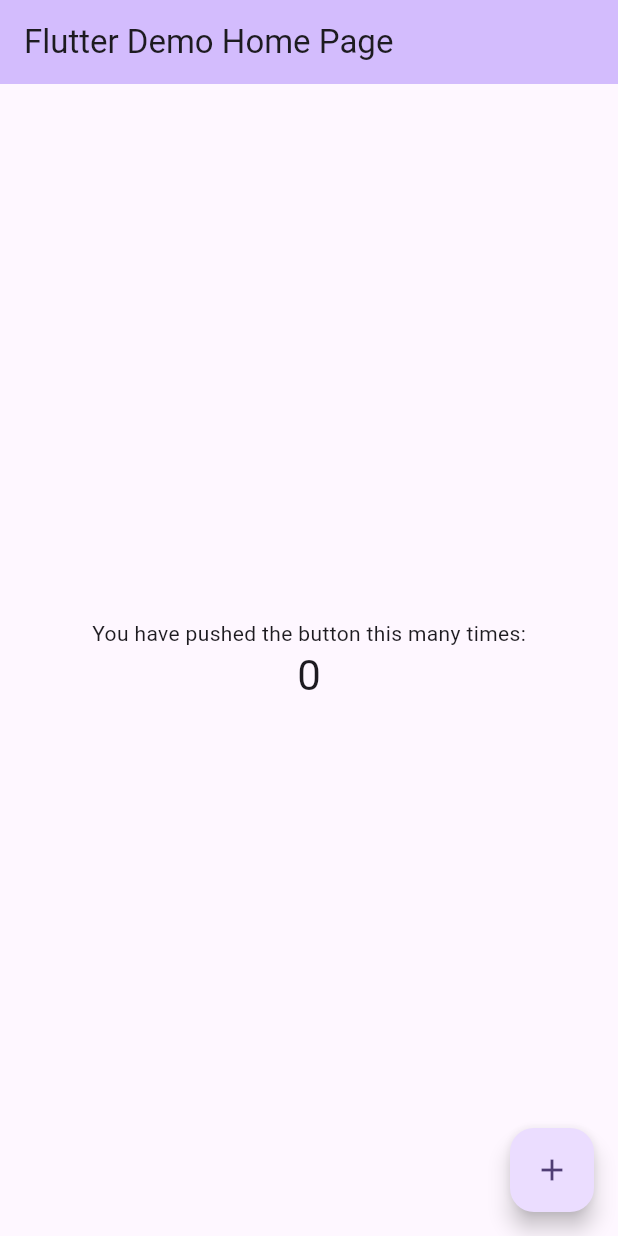
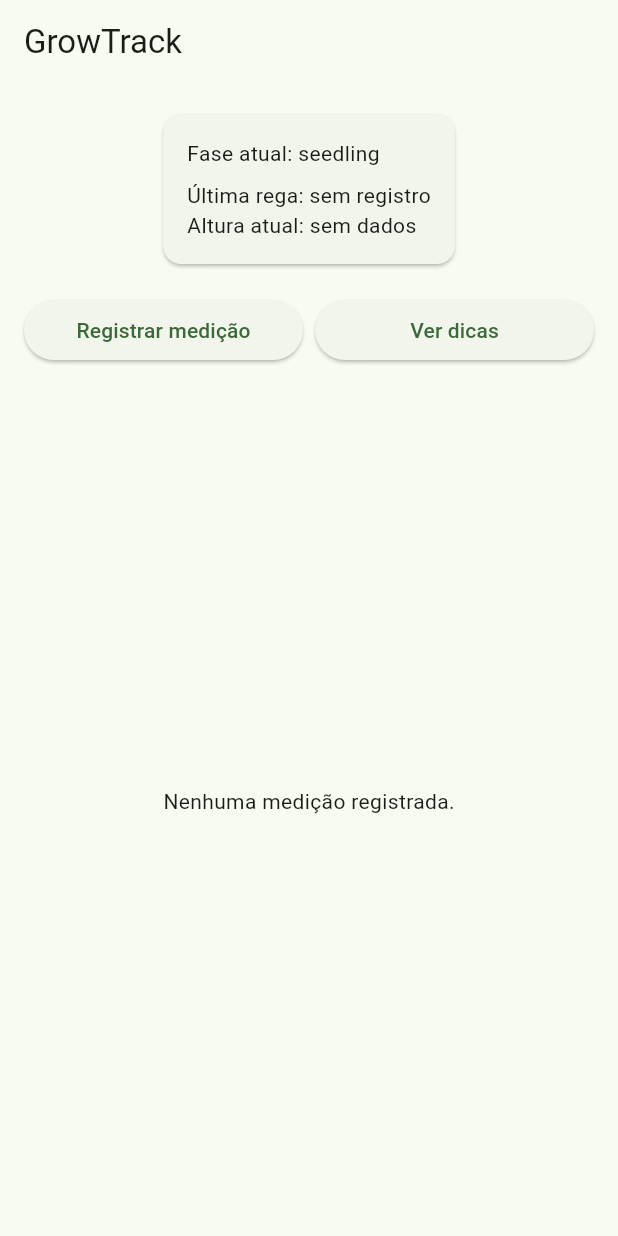
Before and after one commit to Zaicky1/growtrack, a Flutter app: the screen it shows after launch, on a phone screen of 412 x 824 dp. Run offline on Flutter 3.47's test engine with Material 3 defaults, Android fonts, the phone set to English and light mode, and no system bars.

Commit message:
Versão final do GrowTrack

```diff
--- a/lib/main.dart
+++ b/lib/main.dart
@@ -1,122 +1,22 @@
 import 'package:flutter/material.dart';
+import 'scenes/plantMonitoring/plant_monitoring_factory.dart';
 
 void main() {
-  runApp(const MyApp());
+  runApp(const GrowTrackApp());
 }
 
-class MyApp extends StatelessWidget {
-  const MyApp({super.key});
+class GrowTrackApp extends StatelessWidget {
+  const GrowTrackApp({super.key});
 
-  // This widget is the root of your application.
   @override
   Widget build(BuildContext context) {
     return MaterialApp(
-      title: 'Flutter Demo',
+      title: 'GrowTrack',
       theme: ThemeData(
-        // This is the theme of your application.
-        //
-        // TRY THIS: Try running your application with "flutter run". You'll see
-        // the application has a purple toolbar. Then, without quitting the app,
-        // try changing the seedColor in the colorScheme below to Colors.green
-        // and then invoke "hot reload" (save your changes or press the "hot
-        // reload" button in a Flutter-supported IDE, or press "r" if you used
-        // the command line to start the app).
-        //
-        // Notice that the counter didn't reset back to zero; the application
-        // state is not lost during the reload. To reset the state, use hot
-        // restart instead.
-        //
-        // This works for code too, not just values: Most code changes can be
-        // tested with just a hot reload.
-        colorScheme: .fromSeed(seedColor: Colors.deepPurple),
+        colorScheme: ColorScheme.fromSeed(seedColor: Colors.green),
+        useMaterial3: true,
       ),
-      home: const MyHomePage(title: 'Flutter Demo Home Page'),
+      home: PlantMonitoringFactory.make(),
     );
   }
 }
-
-class MyHomePage extends StatefulWidget {
-  const MyHomePage({super.key, required this.title});
-
-  // This widget is the home page of your application. It is stateful, meaning
-  // that it has a State object (defined below) that contains fields that affect
-  // how it looks.
-
-  // This class is the configuration for the state. It holds the values (in this
-  // case the title) provided by the parent (in this case the App widget) and
-  // used by the build method of the State. Fields in a Widget subclass are
-  // always marked "final".
-
-  final String title;
-
-  @override
-  State<MyHomePage> createState() => _MyHomePageState();
-}
-
-class _MyHomePageState extends State<MyHomePage> {
-  int _counter = 0;
-
-  void _incrementCounter() {
-    setState(() {
-      // This call to setState tells the Flutter framework that something has
-      // changed in this State, which causes it to rerun the build method below
-      // so that the display can reflect the updated values. If we changed
-      // _counter without calling setState(), then the build method would not be
-      // called again, and so nothing would appear to happen.
-      _counter++;
-    });
-  }
-
-  @override
-  Widget build(BuildContext context) {
-    // This method is rerun every time setState is called, for instance as done
-    // by the _incrementCounter method above.
-    //
-    // The Flutter framework has been optimized to make rerunning build methods
-    // fast, so that you can just rebuild anything that needs updating rather
-    // than having to individually change instances of widgets.
-    return Scaffold(
-      appBar: AppBar(
-        // TRY THIS: Try changing the color here to a specific color (to
-        // Colors.amber, perhaps?) and trigger a hot reload to see the AppBar
-        // change color while the other colors stay the same.
-        backgroundColor: Theme.of(context).colorScheme.inversePrimary,
-        // Here we take the value from the MyHomePage object that was created by
-        // the App.build method, and use it to set our appbar title.
-        title: Text(widget.title),
-      ),
-      body: Center(
-        // Center is a layout widget. It takes a single child and positions it
-        // in the middle of the parent.
-        child: Column(
-          // Column is also a layout widget. It takes a list of children and
-          // arranges them vertically. By default, it sizes itself to fit its
-          // children horizontally, and tries to be as tall as its parent.
-          //
-          // Column has various properties to control how it sizes itself and
-          // how it positions its children. Here we use mainAxisAlignment to
-          // center the children vertically; the main axis here is the vertical
-          // axis because Columns are vertical (the cross axis would be
-          // horizontal).
-          //
-          // TRY THIS: Invoke "debug painting" (choose the "Toggle Debug Paint"
-          // action in the IDE, or press "p" in the console), to see the
-          // wireframe for each widget.
-          mainAxisAlignment: .center,
-          children: [
-            const Text('You have pushed the button this many times:'),
-            Text(
-              '$_counter',
-              style: Theme.of(context).textTheme.headlineMedium,
-            ),
-          ],
-        ),
-      ),
-      floatingActionButton: FloatingActionButton(
-        onPressed: _incrementCounter,
-        tooltip: 'Increment',
-        child: const Icon(Icons.add),
-      ),
-    );
-  }
-}
--- /dev/null
+++ b/lib/scenes/plantMonitoring/plant_models.dart
@@ -0,0 +1,49 @@
+// teste
+
+enum PlantPhase {
+  seedling, // muda
+  vegetative,
+  flowering,
+  drying,
+}
+
+class PlantMeasurement {
+  final DateTime date;
+  final double heightCm;
+  final double temperature;
+  final double humidity;
+  final String notes;
+  final PlantPhase phase;
+  final bool watered;
+
+  PlantMeasurement({
+    required this.date,
+    required this.heightCm,
+    required this.temperature,
+    required this.humidity,
+    required this.notes,
+    required this.phase,
+    required this.watered,
+  });
+}
+
+class PlantStatus {
+  final PlantPhase currentPhase;
+  final DateTime? lastWatering;
+  final double? lastHeight;
+  final Duration? nextWateringIn;
+
+  PlantStatus({
+    required this.currentPhase,
+    required this.lastWatering,
+    required this.lastHeight,
+    required this.nextWateringIn,
+  });
+}
+
+class CareTip {
+  final String title;
+  final String description;
+
+  CareTip({required this.title, required this.description});
+}
--- /dev/null
+++ b/lib/scenes/plantMonitoring/plant_monitoring_factory.dart
@@ -0,0 +1,13 @@
+import 'package:flutter/widgets.dart';
+import 'plant_monitoring_service.dart';
+import 'plant_monitoring_view_model.dart';
+import 'plant_monitoring_view.dart';
+
+class PlantMonitoringFactory {
+  static Widget make() {
+    final service = PlantMonitoringServiceImpl();
+    final viewModel = PlantMonitoringViewModel(service);
+    viewModel.loadDashboard();
+    return PlantMonitoringView(viewModel: viewModel);
+  }
+}
--- /dev/null
+++ b/lib/scenes/plantMonitoring/plant_monitoring_view.dart
@@ -0,0 +1,145 @@
+import 'package:flutter/material.dart';
+import 'plant_monitoring_view_model.dart';
+import 'plant_monitoring_form_view.dart';
+import 'plant_models.dart';
+
+class PlantMonitoringView extends StatelessWidget {
+  final PlantMonitoringViewModel viewModel;
+
+  const PlantMonitoringView({super.key, required this.viewModel});
+
+  @override
+  Widget build(BuildContext context) {
+    return AnimatedBuilder(
+      animation: viewModel,
+      builder: (context, _) {
+        return Scaffold(
+          appBar: AppBar(title: const Text('GrowTrack')),
+          body: _buildBody(context),
+        );
+      },
+    );
+  }
+
+  Widget _buildBody(BuildContext context) {
+    final status = viewModel.status;
+
+    return Padding(
+      padding: const EdgeInsets.all(16),
+      child: Column(
+        children: [
+          if (status != null) _buildStatusCard(status),
+
+          const SizedBox(height: 16),
+
+          Row(
+            children: [
+              Expanded(
+                child: ElevatedButton(
+                  child: const Text('Registrar medição'),
+                  onPressed: () async {
+                    final result = await Navigator.push(
+                      context,
+                      MaterialPageRoute(
+                        builder: (_) =>
+                            PlantMeasurementFormView(viewModel: viewModel),
+                      ),
+                    );
+
+                    if (result != null) {
+                      await viewModel.addMeasurement(result);
+                    }
+                  },
+                ),
+              ),
+
+              const SizedBox(width: 8),
+
+              Expanded(
+                child: ElevatedButton(
+                  child: const Text('Ver dicas'),
+                  onPressed: () async {
+                    await viewModel.loadTipsForCurrentPhase();
+                    _showTipsDialog(context);
+                  },
+                ),
+              ),
+            ],
+          ),
+
+          const SizedBox(height: 16),
+
+          Expanded(child: _buildHistoryList()),
+        ],
+      ),
+    );
+  }
+
+  Widget _buildStatusCard(PlantStatus status) {
+    return Card(
+      child: Padding(
+        padding: const EdgeInsets.all(16),
+        child: Column(
+          crossAxisAlignment: CrossAxisAlignment.start,
+          children: [
+            Text('Fase atual: ${status.currentPhase.name}'),
+            const SizedBox(height: 8),
+            Text('Última rega: ${status.lastWatering ?? 'sem registro'}'),
+            Text('Altura atual: ${status.lastHeight ?? 'sem dados'}'),
+            if (status.nextWateringIn != null)
+              Text('Próxima rega em: ${status.nextWateringIn!.inHours} horas'),
+          ],
+        ),
+      ),
+    );
+  }
+
+  Widget _buildHistoryList() {
+    final items = viewModel.measurements;
+
+    if (items.isEmpty) {
+      return const Center(child: Text('Nenhuma medição registrada.'));
+    }
+
+    return ListView.builder(
+      itemCount: items.length,
+      itemBuilder: (_, i) {
+        final m = items[i];
+        return ListTile(
+          title: Text('${m.heightCm} cm - ${m.temperature}°C'),
+          subtitle: Text(m.date.toString()),
+          trailing: Icon(
+            m.watered ? Icons.water_drop : Icons.water_drop_outlined,
+            color: m.watered ? Colors.blue : null,
+          ),
+        );
+      },
+    );
+  }
+
+  void _showTipsDialog(BuildContext context) {
+    final tips = viewModel.tips;
+
+    showDialog(
+      context: context,
+      builder: (_) {
+        return AlertDialog(
+          title: const Text('Dicas'),
+          content: SizedBox(
+            height: 200,
+            child: ListView(
+              children: tips
+                  .map(
+                    (t) => ListTile(
+                      title: Text(t.title),
+                      subtitle: Text(t.description),
+                    ),
+                  )
+                  .toList(),
+            ),
+          ),
+        );
+      },
+    );
+  }
+}
--- /dev/null
+++ b/lib/scenes/plantMonitoring/plant_monitoring_view_model.dart
@@ -0,0 +1,65 @@
+// plant_monitoring_view_model.dart
+
+import 'package:flutter/foundation.dart';
+import 'plant_monitoring_service.dart';
+import 'plant_models.dart';
+
+class PlantMonitoringViewModel extends ChangeNotifier {
+  final PlantMonitoringService service;
+
+  PlantMonitoringViewModel(this.service);
+
+  bool isLoading = false;
+  bool isSaving = false;
+  String? errorMessage;
+
+  PlantStatus? status;
+  List<PlantMeasurement> measurements = [];
+  List<CareTip> tips = [];
+
+  Future<void> loadDashboard() async {
+    try {
+      isLoading = true;
+      notifyListeners();
+
+      measurements = await service.getMeasurements();
+      status = await service.getCurrentStatus();
+    } catch (e) {
+      errorMessage = 'Erro ao carregar dados.';
+    } finally {
+      isLoading = false;
+      notifyListeners();
+    }
+  }
+
+  Future<void> addMeasurement(PlantMeasurement measurement) async {
+    try {
+      isSaving = true;
+      notifyListeners();
+
+      await service.addMeasurement(measurement);
+      await loadDashboard();
+    } catch (e) {
+      errorMessage = 'Erro ao salvar medição.';
+    } finally {
+      isSaving = false;
+      notifyListeners();
+    }
+  }
+
+  Future<void> loadTipsForCurrentPhase() async {
+    if (status == null) return;
+
+    try {
+      isLoading = true;
+      notifyListeners();
+
+      tips = await service.fetchCareTips(status!.currentPhase);
+    } catch (e) {
+      errorMessage = 'Erro ao buscar dicas.';
+    } finally {
+      isLoading = false;
+      notifyListeners();
+    }
+  }
+}
```
Also changed, not shown: lib/scenes/plantMonitoring/plant_monitoring_form_view.dart (added, +104 -0 lines), lib/scenes/plantMonitoring/plant_monitoring_service.dart (added, +109 -0 lines).
